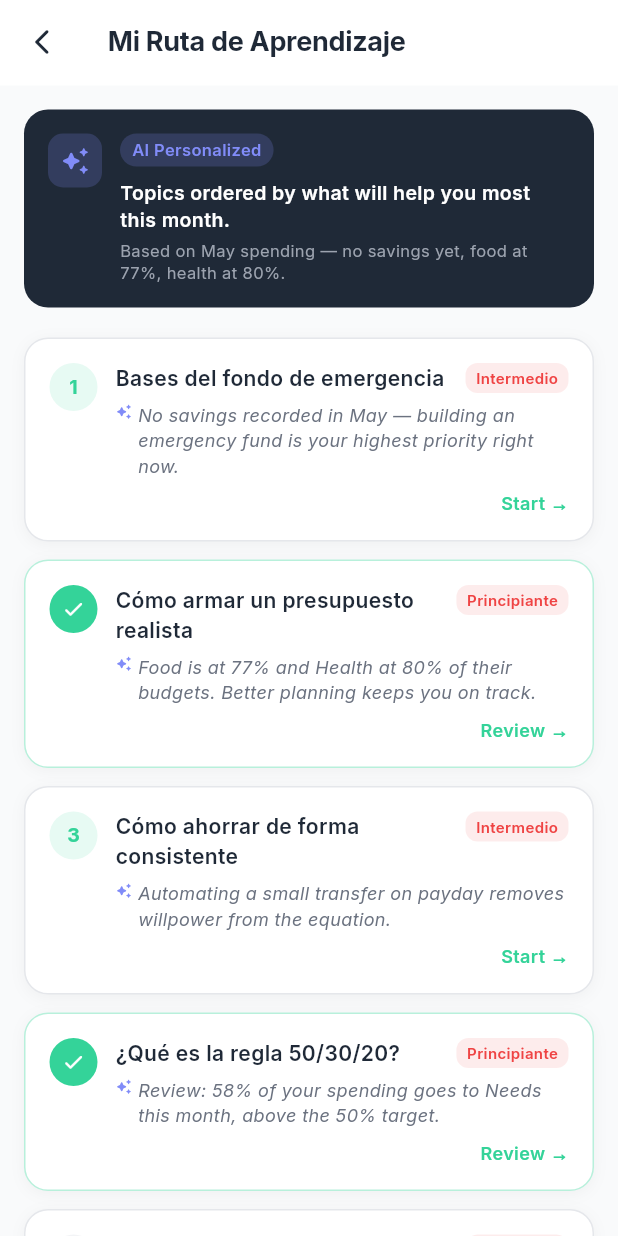
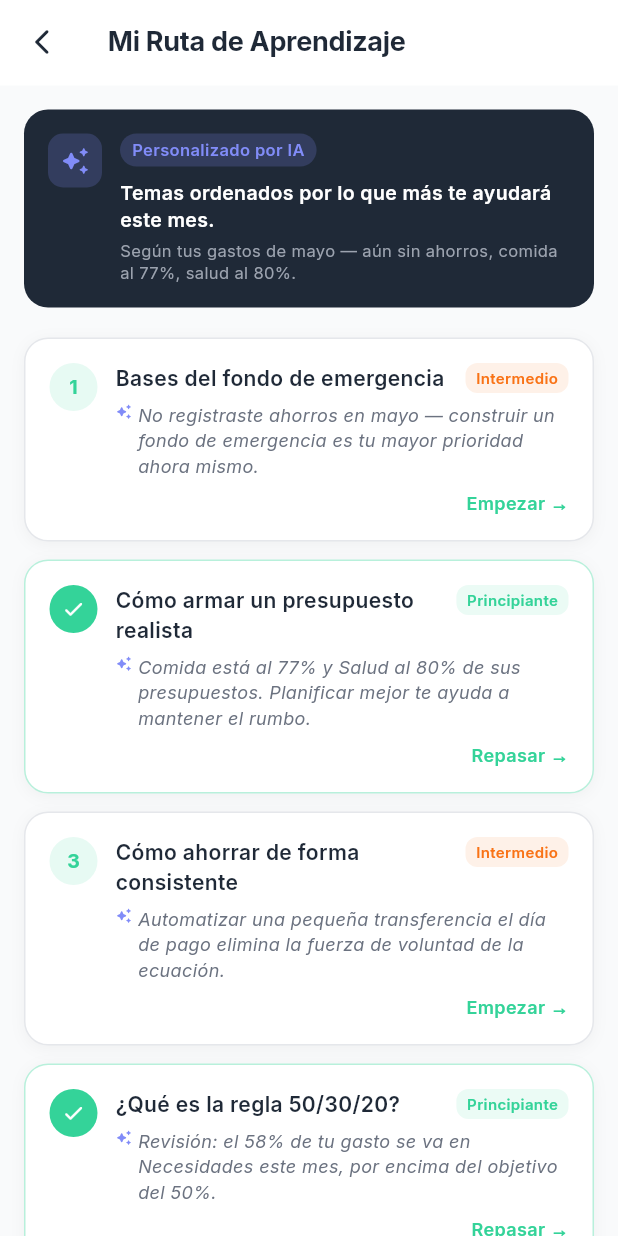
Before and after one commit to Tesis-2026/zenda_fronted_app, a Flutter app: the LearningPathScreen screen opened by its route, on a phone screen of 412 x 824 dp. Run offline on Flutter 3.47's test engine with Material 3 defaults, Android fonts, the phone set to English and light mode, and no system bars; our stand-ins replace connectivity_plus, fl_chart, flutter_riverpod, flutter_secure_storage, go_router, google_fonts and 2 more; accounts and stored records are empty.

Commit message:
fix(i18n): translate remaining hardcoded English UI strings to Spanish
Sweep across every screen for English strings that bypassed both the
i18n system and the mock-data layer. Includes error fallbacks, button
labels, chip/badge text, raw display of difficulty fields, helper
methods returning English, and inline demo data living inside widgets.

Services / error fallbacks:
- api_client: 'Unexpected error' -> 'Error inesperado'
- recommendations_api_service: 'No response received.' -> Spanish
- auth_controller: 'Unknown error' (x2) -> 'Error desconocido'
- new_transaction_controller: 'Budget' fallback -> 'Presupuesto'

Auth:
- email_sent_screen: 'Email resent' toast -> 'Correo reenviado'
- reset_password_screen: strength bar labels Weak/Fair/Strong ->
  Débil/Aceptable/Fuerte

Budget:
- _monthNames Jan..Dec -> Ene..Dic
- 'of S/' -> 'de S/'
- dead-code conditional ('Category'/'Categoría') -> 'Categoría'

Dashboard:
- 'Manage →' -> 'Gestionar →'

Education:
- learning_path: AI banner copy, 6 path reasons, Review/Start buttons,
  error message, _diffColor accepts ES keys, removed English capitalize
- topic_detail: 'Reading progress' -> 'Progreso de lectura', difficulty
  rendered raw (Spanish), color switch accepts ES keys
- quiz_screen: 'Review' -> 'Revisión', 'correct' -> 'correctas',
  'Correct:' -> 'Correcto:', color switch accepts ES keys
- personalized_quiz: color switch accepts ES keys

Predictions:
- 'Zenda AI Insight' -> 'Análisis IA de Zenda'

Recommendations:
- _labelForType: SAVINGS/BUDGET/GOAL/SPENDING -> AHORRO/PRESUPUESTO/META/GASTO

Reports:
- inline _demoMaySummary categories now Spanish
- _monthNames January..December -> Enero..Diciembre
- PDF share subject: 'Zenda Report' -> 'Reporte Zenda'
- PDF fallback toast translated
- AI insights bullets (3 fallbacks + dynamic 'spending is above')

Surveys:
- survey_screen: 5 fallback financial literacy questions and 20 options,
  APR adapted to TEA (Peruvian terminology)
- sus_screen: 10 SUS fallback questions

Co-Authored-By: Claude Opus 4.7 (1M context) <noreply@anthropic.com>

```diff
--- a/lib/core/services/api_client.dart
+++ b/lib/core/services/api_client.dart
@@ -135,7 +135,7 @@ class ApiClient {
     final raw = body['message'];
     final message = raw is List
         ? raw.cast<Object>().join('; ')
-        : (raw as String?) ?? 'Unexpected error';
+        : (raw as String?) ?? 'Error inesperado';
     throw ApiException(statusCode: response.statusCode, message: message);
   }
 
--- a/lib/core/services/recommendations_api_service.dart
+++ b/lib/core/services/recommendations_api_service.dart
@@ -66,7 +66,7 @@ class LiveAiChatApiService extends AiChatApiService {
     final body = await ApiClient.post('/ai/chat', {
       'messages': messages.map((m) => m.toJson()).toList(),
     });
-    return body['reply'] as String? ?? 'No response received.';
+    return body['reply'] as String? ?? 'No se recibió respuesta.';
   }
 }
 
--- a/lib/features/auth/auth_controller.dart
+++ b/lib/features/auth/auth_controller.dart
@@ -45,7 +45,7 @@ class AuthNotifier extends Notifier<AuthState> {
     } else {
       state = state.copyWith(
         isLoading: false,
-        error: result.error ?? 'Unknown error',
+        error: result.error ?? 'Error desconocido',
       );
     }
   }
@@ -65,7 +65,7 @@ class AuthNotifier extends Notifier<AuthState> {
     } else {
       state = state.copyWith(
         isLoading: false,
-        error: result.error ?? 'Unknown error',
+        error: result.error ?? 'Error desconocido',
       );
     }
   }
--- a/lib/features/auth/email_sent_screen.dart
+++ b/lib/features/auth/email_sent_screen.dart
@@ -103,7 +103,7 @@ class EmailSentScreen extends ConsumerWidget {
                   ),
                   TextButton(
                     onPressed: () {
-                      showAppToast(context, 'Email resent', type: ToastType.success);
+                      showAppToast(context, 'Correo reenviado', type: ToastType.success);
                     },
                     child: Text(
                       l10n.emailVerifResendAction,
--- a/lib/features/auth/reset_password_screen.dart
+++ b/lib/features/auth/reset_password_screen.dart
@@ -291,7 +291,7 @@ class _StrengthBar extends StatelessWidget {
   Widget build(BuildContext context) {
     if (level == 0) return const SizedBox.shrink();
 
-    final labels = ['', 'Weak', 'Fair', 'Strong'];
+    final labels = ['', 'Débil', 'Aceptable', 'Fuerte'];
     final colors = [
       Colors.transparent,
       const Color(0xFFEF4444),
--- a/lib/features/dashboard/dashboard_screen.dart
+++ b/lib/features/dashboard/dashboard_screen.dart
@@ -442,7 +442,7 @@ class _BudgetRuleCard extends StatelessWidget {
               GestureDetector(
                 onTap: () => context.push('/budgets'),
                 child: const Text(
-                  'Manage →',
+                  'Gestionar →',
                   style: TextStyle(
                     color: AppColors.primary,
                     fontSize: 12,
--- a/lib/features/education/learning_path_screen.dart
+++ b/lib/features/education/learning_path_screen.dart
@@ -24,27 +24,27 @@ class _PathStep {
 const _demoPath = [
   _PathStep(
     'topic-3',
-    'No savings recorded in May — building an emergency fund is your highest priority right now.',
+    'No registraste ahorros en mayo — construir un fondo de emergencia es tu mayor prioridad ahora mismo.',
   ),
   _PathStep(
     'topic-2',
-    'Food is at 77% and Health at 80% of their budgets. Better planning keeps you on track.',
+    'Comida está al 77% y Salud al 80% de sus presupuestos. Planificar mejor te ayuda a mantener el rumbo.',
   ),
   _PathStep(
     'topic-4',
-    'Automating a small transfer on payday removes willpower from the equation.',
+    'Automatizar una pequeña transferencia el día de pago elimina la fuerza de voluntad de la ecuación.',
   ),
   _PathStep(
     'topic-1',
-    'Review: 58% of your spending goes to Needs this month, above the 50% target.',
+    'Revisión: el 58% de tu gasto se va en Necesidades este mes, por encima del objetivo del 50%.',
   ),
   _PathStep(
     'topic-5',
-    'You have a Visa Credit card — understanding interest will save you money every month.',
+    'Tienes una tarjeta de crédito Visa — entender los intereses te ahorrará dinero cada mes.',
   ),
   _PathStep(
     'topic-6',
-    'Once your emergency fund reaches S/ 3 000, investing is your natural next milestone.',
+    'Cuando tu fondo de emergencia llegue a S/ 3 000, invertir es tu siguiente meta natural.',
   ),
 ];
 
@@ -76,7 +76,7 @@ class LearningPathScreen extends ConsumerWidget {
       appBar: ZendaAppBar(title: l10n.learningPathTitle),
       body: pathAsync.when(
         loading: () => const Center(child: CircularProgressIndicator()),
-        error: (_, _) => const Center(child: Text('Could not load learning path')),
+        error: (_, _) => const Center(child: Text('No se pudo cargar la ruta de aprendizaje')),
         data: (topics) => ListView(
           padding: const EdgeInsets.fromLTRB(16, 16, 16, 32),
           children: [
@@ -133,7 +133,7 @@ class _AiBanner extends StatelessWidget {
                     borderRadius: BorderRadius.circular(20),
                   ),
                   child: const Text(
-                    'AI Personalized',
+                    'Personalizado por IA',
                     style: TextStyle(
                       fontSize: 11,
                       fontWeight: FontWeight.w600,
@@ -143,7 +143,7 @@ class _AiBanner extends StatelessWidget {
                 ),
                 const SizedBox(height: 8),
                 const Text(
-                  'Topics ordered by what will help you most this month.',
+                  'Temas ordenados por lo que más te ayudará este mes.',
                   style: TextStyle(
                     fontSize: 13,
                     fontWeight: FontWeight.w600,
@@ -153,7 +153,7 @@ class _AiBanner extends StatelessWidget {
                 ),
                 const SizedBox(height: 4),
                 const Text(
-                  'Based on May spending — no savings yet, food at 77%, health at 80%.',
+                  'Según tus gastos de mayo — aún sin ahorros, comida al 77%, salud al 80%.',
                   style: TextStyle(
                     fontSize: 11,
                     color: Color(0xFF9CA3AF),
@@ -183,8 +183,8 @@ class _PathCard extends StatelessWidget {
   final VoidCallback onTap;
 
   Color _diffColor(String d) => switch (d.toLowerCase()) {
-        'beginner' => const Color(0xFF34D399),
-        'intermediate' => const Color(0xFFF97316),
+        'principiante' || 'beginner' => const Color(0xFF34D399),
+        'intermedio' || 'intermediate' => const Color(0xFFF97316),
         _ => const Color(0xFFEF4444),
       };
 
@@ -276,7 +276,7 @@ class _PathCard extends StatelessWidget {
                           borderRadius: BorderRadius.circular(8),
                         ),
                         child: Text(
-                          '${topic.difficulty[0].toUpperCase()}${topic.difficulty.substring(1)}',
+                          topic.difficulty,
                           style: TextStyle(
                             fontSize: 10,
                             fontWeight: FontWeight.w600,
@@ -315,7 +315,7 @@ class _PathCard extends StatelessWidget {
                     Align(
                       alignment: Alignment.centerRight,
                       child: Text(
-                        done ? 'Review →' : 'Start →',
+                        done ? 'Repasar →' : 'Empezar →',
                         style: const TextStyle(
                           fontSize: 12,
                           fontWeight: FontWeight.w600,
--- a/lib/features/predictions/predictions_screen.dart
+++ b/lib/features/predictions/predictions_screen.dart
@@ -344,7 +344,7 @@ class _ExpenseForecastCard extends StatelessWidget {
                     crossAxisAlignment: CrossAxisAlignment.start,
                     children: [
                       Text(
-                        'Zenda AI Insight',
+                        'Análisis IA de Zenda',
                         style: Theme.of(context)
                             .textTheme
                             .labelMedium
--- a/lib/features/recommendations/recommendations_screen.dart
+++ b/lib/features/recommendations/recommendations_screen.dart
@@ -132,13 +132,13 @@ class _RecommendationCard extends StatelessWidget {
   String _labelForType(String type) {
     switch (type.toUpperCase()) {
       case 'SAVING':
-        return 'SAVINGS';
+        return 'AHORRO';
       case 'BUDGET':
-        return 'BUDGET';
+        return 'PRESUPUESTO';
       case 'GOAL':
-        return 'GOAL';
+        return 'META';
       case 'SPENDING':
-        return 'SPENDING';
+        return 'GASTO';
       default:
         return type.toUpperCase();
     }
--- a/lib/features/reports/reports_screen.dart
+++ b/lib/features/reports/reports_screen.dart
@@ -54,8 +54,8 @@ int _isoWeekNumber(DateTime date) {
   return woy;
 }
 
-const _monthNames = ['January', 'February', 'March', 'April', 'May', 'June',
-  'July', 'August', 'September', 'October', 'November', 'December'];
+const _monthNames = ['Enero', 'Febrero', 'Marzo', 'Abril', 'Mayo', 'Junio',
+  'Julio', 'Agosto', 'Septiembre', 'Octubre', 'Noviembre', 'Diciembre'];
 
 // Hardcoded demo data for May 2026 shown when the API is unavailable
 const _demoMaySummary = PeriodSummary(
@@ -63,11 +63,11 @@ const _demoMaySummary = PeriodSummary(
   totalExpense: 1240,
   netBalance: 760,
   topCategories: [
-    TopCategoryItem(name: 'Food', amount: 320),
-    TopCategoryItem(name: 'Transport', amount: 210),
-    TopCategoryItem(name: 'Utilities', amount: 180),
-    TopCategoryItem(name: 'Entertainment', amount: 150),
-    TopCategoryItem(name: 'Health', amount: 90),
+    TopCategoryItem(name: 'Comida', amount: 320),
+    TopCategoryItem(name: 'Transporte', amount: 210),
+    TopCategoryItem(name: 'Servicios', amount: 180),
+    TopCategoryItem(name: 'Entretenimiento', amount: 150),
+    TopCategoryItem(name: 'Salud', amount: 90),
   ],
 );
 
@@ -220,7 +220,7 @@ class _MonthTabState extends ConsumerState<_MonthTab> {
         if (!mounted) return;
         showAppToast(
           context,
-          'Report ready — PDF export available when connected to the backend.',
+          'Reporte listo — la exportación a PDF estará disponible cuando te conectes al backend.',
           type: ToastType.success,
         );
         return;
@@ -234,7 +234,7 @@ class _MonthTabState extends ConsumerState<_MonthTab> {
       if (!mounted) return;
       await SharePlus.instance.share(ShareParams(
         files: [XFile(file.path, mimeType: 'application/pdf')],
-        subject: 'Zenda Report — ${_monthNames[_month - 1]} $_year',
+        subject: 'Reporte Zenda — ${_monthNames[_month - 1]} $_year',
       ));
     } catch (_) {
       if (!mounted) return;
@@ -834,7 +834,7 @@ class _AiInsightsCard extends StatelessWidget {
             _InsightBullet(
               icon: Icons.circle,
               iconColor: const Color(0xFF34D399),
-              text: '${summary.topCategories.first.name} spending is above your average.',
+              text: 'El gasto en ${summary.topCategories.first.name} está por encima de tu promedio.',
             ),
             const SizedBox(height: 8),
           ] else ...[
@@ -842,19 +842,19 @@ class _AiInsightsCard extends StatelessWidget {
             const _InsightBullet(
               icon: Icons.circle,
               iconColor: Color(0xFF34D399),
-              text: 'You saved S/ 760 this month — 38% of your income. That\'s above the recommended 20%!',
+              text: 'Ahorraste S/ 760 este mes — 38% de tus ingresos. ¡Supera el 20% recomendado!',
             ),
             const SizedBox(height: 8),
             const _InsightBullet(
               icon: Icons.circle,
               iconColor: Color(0xFFF97316),
-              text: 'Food spending exceeded budget by S/ 20 (120% used). Consider meal planning.',
+              text: 'El gasto en Comida superó el presupuesto por S/ 20 (120% usado). Considera planificar tus comidas.',
             ),
             const SizedBox(height: 8),
             const _InsightBullet(
               icon: Icons.circle,
               iconColor: Color(0xFF60A5FA),
-              text: 'You\'re on track to reach your Emergency Fund goal in ~14 months at current pace.',
+              text: 'Vas en camino a alcanzar tu meta de Fondo de Emergencia en ~14 meses al ritmo actual.',
             ),
           ],
           if (summary.topCategories.isNotEmpty) ...[
--- a/lib/features/surveys/survey_screen.dart
+++ b/lib/features/surveys/survey_screen.dart
@@ -72,51 +72,51 @@ class _SurveyScreenState extends ConsumerState<SurveyScreen> {
               SurveyQuestion(
                 id: 'fl-1',
                 order: 1,
-                text: 'What percentage of your income should you save each month according to the 50/30/20 rule?',
+                text: '¿Qué porcentaje de tus ingresos deberías ahorrar cada mes según la regla 50/30/20?',
                 options: ['10%', '20%', '30%', '50%'],
               ),
               SurveyQuestion(
                 id: 'fl-2',
                 order: 2,
-                text: 'What is compound interest?',
+                text: '¿Qué es el interés compuesto?',
                 options: [
-                  'Interest on principal only',
-                  'Interest on principal + accumulated interest',
-                  'A fixed monthly fee',
-                  'A type of investment fund',
+                  'Interés solo sobre el capital',
+                  'Interés sobre el capital más los intereses acumulados',
+                  'Una comisión mensual fija',
+                  'Un tipo de fondo de inversión',
                 ],
               ),
               SurveyQuestion(
                 id: 'fl-3',
                 order: 3,
-                text: 'What is an emergency fund?',
+                text: '¿Qué es un fondo de emergencia?',
                 options: [
-                  'Money for vacations',
-                  '3-6 months of expenses saved',
-                  'A retirement account',
-                  'A credit card limit',
+                  'Dinero para vacaciones',
+                  'De 3 a 6 meses de gastos ahorrados',
+                  'Una cuenta de jubilación',
+                  'El límite de una tarjeta de crédito',
                 ],
               ),
               SurveyQuestion(
                 id: 'fl-4',
                 order: 4,
-                text: "Which of these is a 'Need' in the 50/30/20 rule?",
+                text: '¿Cuál de estos es una "Necesidad" según la regla 50/30/20?',
                 options: [
-                  'Streaming services',
-                  'Restaurant dinners',
-                  'Rent and utilities',
-                  'New clothing',
+                  'Servicios de streaming',
+                  'Cenas en restaurantes',
+                  'Alquiler y servicios básicos',
+                  'Ropa nueva',
                 ],
               ),
               SurveyQuestion(
                 id: 'fl-5',
                 order: 5,
-                text: 'What does APR stand for?',
+                text: '¿Qué significan las siglas TEA (Tasa Efectiva Anual)?',
                 options: [
-                  'Annual Percentage Rate',
-                  'Average Payment Return',
-                  'Asset Price Ratio',
-                  'Annual Premium Rate',
+                  'Tasa Efectiva Anual',
+                  'Tasa Esperada Acumulada',
+                  'Tope Efectivo Anual',
+                  'Tasa de Equilibrio Anual',
                 ],
               ),
             ],
--- a/lib/features/surveys/sus_screen.dart
+++ b/lib/features/surveys/sus_screen.dart
@@ -69,16 +69,16 @@ class _SusScreenState extends ConsumerState<SusScreen> {
             id: 'sus-fallback',
             type: 'SUS',
             questions: [
-              SurveyQuestion(id: 'sus-1', order: 1, text: 'I think that I would like to use this system frequently.', options: []),
-              SurveyQuestion(id: 'sus-2', order: 2, text: 'I found the system unnecessarily complex.', options: []),
-              SurveyQuestion(id: 'sus-3', order: 3, text: 'I thought the system was easy to use.', options: []),
-              SurveyQuestion(id: 'sus-4', order: 4, text: 'I think that I would need the support of a technical person to be able to use this system.', options: []),
-              SurveyQuestion(id: 'sus-5', order: 5, text: 'I found the various functions in this system were well integrated.', options: []),
-              SurveyQuestion(id: 'sus-6', order: 6, text: 'I thought there was too much inconsistency in this system.', options: []),
-              SurveyQuestion(id: 'sus-7', order: 7, text: 'I would imagine that most people would learn to use this system very quickly.', options: []),
-              SurveyQuestion(id: 'sus-8', order: 8, text: 'I found the system very cumbersome to use.', options: []),
-              SurveyQuestion(id: 'sus-9', order: 9, text: 'I felt very confident using the system.', options: []),
-              SurveyQuestion(id: 'sus-10', order: 10, text: 'I needed to learn a lot of things before I could get going with this system.', options: []),
+              SurveyQuestion(id: 'sus-1', order: 1, text: 'Creo que me gustaría usar este sistema con frecuencia.', options: []),
+              SurveyQuestion(id: 'sus-2', order: 2, text: 'Encontré el sistema innecesariamente complejo.', options: []),
+              SurveyQuestion(id: 'sus-3', order: 3, text: 'Me pareció que el sistema era fácil de usar.', options: []),
+              SurveyQuestion(id: 'sus-4', order: 4, text: 'Creo que necesitaría el apoyo de una persona técnica para poder usar este sistema.', options: []),
+              SurveyQuestion(id: 'sus-5', order: 5, text: 'Encontré que las distintas funciones de este sistema estaban bien integradas.', options: []),
+              SurveyQuestion(id: 'sus-6', order: 6, text: 'Pensé que había demasiada inconsistencia en este sistema.', options: []),
+              SurveyQuestion(id: 'sus-7', order: 7, text: 'Imagino que la mayoría de las personas aprenderían a usar este sistema muy rápidamente.', options: []),
+              SurveyQuestion(id: 'sus-8', order: 8, text: 'Encontré el sistema muy engorroso de usar.', options: []),
+              SurveyQuestion(id: 'sus-9', order: 9, text: 'Me sentí muy seguro usando el sistema.', options: []),
+              SurveyQuestion(id: 'sus-10', order: 10, text: 'Necesité aprender muchas cosas antes de poder empezar a usar este sistema.', options: []),
             ],
           );
           if (_result != null) return _ResultView(result: _result!);
--- a/lib/features/transactions/controllers/new_transaction_controller.dart
+++ b/lib/features/transactions/controllers/new_transaction_controller.dart
@@ -288,7 +288,7 @@ class NewTransactionController extends Notifier<NewTransactionState> {
             (b) => b.percentageUsed >= 80.0 && b.percentageUsed < 100.0,
           );
           if (triggered.isNotEmpty) {
-            budgetAlertName = triggered.first.categoryName ?? 'Budget';
+            budgetAlertName = triggered.first.categoryName ?? 'Presupuesto';
           }
         }
       } catch (_) {
```
Also changed, not shown: lib/features/budget/budget_screen.dart (+4 -8 lines), lib/features/education/personalized_quiz_screen.dart (+6 -10 lines), lib/features/education/quiz_screen.dart (+9 -13 lines), lib/features/education/topic_detail_screen.dart (+8 -12 lines).
